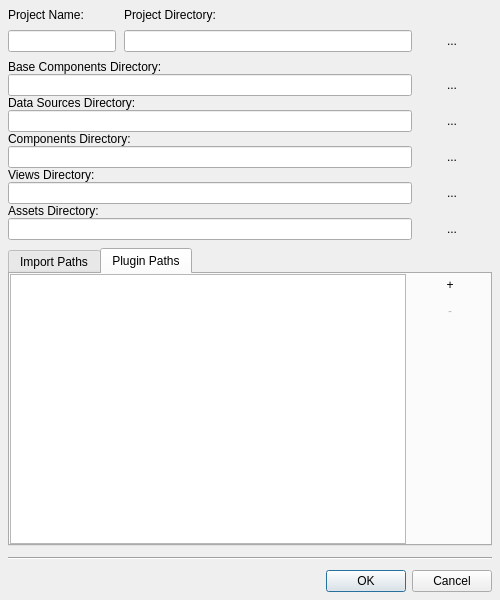
Before: the Qt Designer form ui/projectpropertiesdialog.ui in maxavadallat/maxdesigner, drawn with Qt 5.
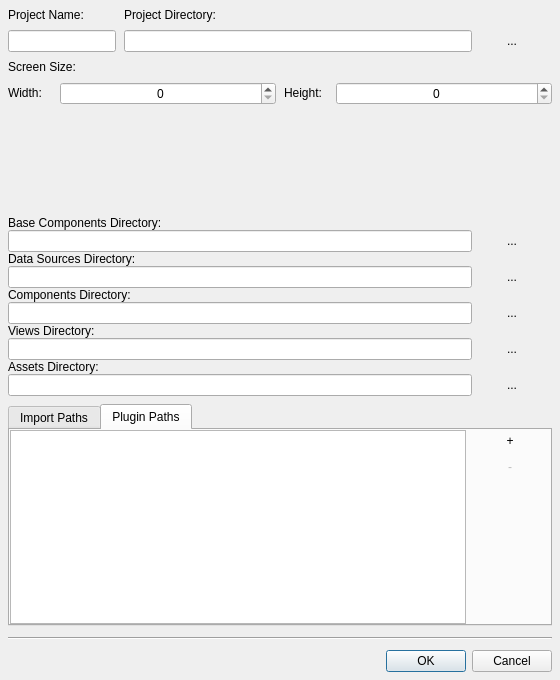
After: the same form once the commit is applied. The open tabs and pages were chosen to show the change.

Patch:
```diff
--- a/ui/projectpropertiesdialog.ui
+++ b/ui/projectpropertiesdialog.ui
@@ -6,8 +6,8 @@
    <rect>
     <x>0</x>
     <y>0</y>
-    <width>500</width>
-    <height>600</height>
+    <width>560</width>
+    <height>680</height>
    </rect>
   </property>
   <property name="sizePolicy">
@@ -18,8 +18,8 @@
   </property>
   <property name="minimumSize">
    <size>
-    <width>500</width>
-    <height>600</height>
+    <width>560</width>
+    <height>680</height>
    </size>
   </property>
   <property name="windowTitle">
@@ -41,7 +41,43 @@
    <property name="spacing">
     <number>8</number>
    </property>
-   <item row="1" column="1">
+   <item row="0" column="0">
+    <widget class="QLabel" name="projectNameLabel">
+     <property name="sizePolicy">
+      <sizepolicy hsizetype="Preferred" vsizetype="Fixed">
+       <horstretch>0</horstretch>
+       <verstretch>0</verstretch>
+      </sizepolicy>
+     </property>
+     <property name="text">
+      <string>Project Name:</string>
+     </property>
+    </widget>
+   </item>
+   <item row="0" column="1">
+    <widget class="QLabel" name="projectDirLabel">
+     <property name="sizePolicy">
+      <sizepolicy hsizetype="Preferred" vsizetype="Fixed">
+       <horstretch>0</horstretch>
+       <verstretch>0</verstretch>
+      </sizepolicy>
+     </property>
+     <property name="text">
+      <string>Project Directory:</string>
+     </property>
+    </widget>
+   </item>
+   <item row="1" column="0">
+    <widget class="QLineEdit" name="projectNameEdit">
+     <property name="sizePolicy">
+      <sizepolicy hsizetype="Fixed" vsizetype="Fixed">
+       <horstretch>0</horstretch>
+       <verstretch>0</verstretch>
+      </sizepolicy>
+     </property>
+    </widget>
+   </item>
+   <item row="1" column="1" colspan="2">
     <layout class="QHBoxLayout" name="projectDirLayout">
      <property name="spacing">
       <number>0</number>
@@ -68,212 +104,114 @@
      </item>
     </layout>
    </item>
-   <item row="3" column="0" colspan="2">
-    <widget class="QTabWidget" name="tabWidget">
-     <property name="sizePolicy">
-      <sizepolicy hsizetype="MinimumExpanding" vsizetype="MinimumExpanding">
-       <horstretch>0</horstretch>
-       <verstretch>0</verstretch>
-      </sizepolicy>
+   <item row="2" column="0">
+    <widget class="QLabel" name="screenSizeLabel">
+     <property name="text">
+      <string>Screen Size:</string>
      </property>
-     <property name="minimumSize">
+    </widget>
+   </item>
+   <item row="3" column="0" colspan="3">
+    <layout class="QHBoxLayout" name="screenSizeLayout">
+     <item>
+      <widget class="QLabel" name="screenWidthLable">
+       <property name="sizePolicy">
+        <sizepolicy hsizetype="Minimum" vsizetype="Fixed">
+         <horstretch>0</horstretch>
+         <verstretch>0</verstretch>
+        </sizepolicy>
+       </property>
+       <property name="minimumSize">
+        <size>
+         <width>44</width>
+         <height>0</height>
+        </size>
+       </property>
+       <property name="maximumSize">
+        <size>
+         <width>44</width>
+         <height>16777215</height>
+        </size>
+       </property>
+       <property name="text">
+        <string>Width:</string>
+       </property>
+       <property name="alignment">
+        <set>Qt::AlignLeading|Qt::AlignLeft|Qt::AlignVCenter</set>
+       </property>
+      </widget>
+     </item>
+     <item>
+      <widget class="QSpinBox" name="screenWidthSpinBox">
+       <property name="sizePolicy">
+        <sizepolicy hsizetype="MinimumExpanding" vsizetype="Fixed">
+         <horstretch>0</horstretch>
+         <verstretch>0</verstretch>
+        </sizepolicy>
+       </property>
+       <property name="alignment">
+        <set>Qt::AlignCenter</set>
+       </property>
+      </widget>
+     </item>
+     <item>
+      <widget class="QLabel" name="screenHeightLabel">
+       <property name="sizePolicy">
+        <sizepolicy hsizetype="Minimum" vsizetype="Fixed">
+         <horstretch>0</horstretch>
+         <verstretch>0</verstretch>
+        </sizepolicy>
+       </property>
+       <property name="minimumSize">
+        <size>
+         <width>44</width>
+         <height>0</height>
+        </size>
+       </property>
+       <property name="maximumSize">
+        <size>
+         <width>44</width>
+         <height>16777215</height>
+        </size>
+       </property>
+       <property name="text">
+        <string>Height:</string>
+       </property>
+       <property name="alignment">
+        <set>Qt::AlignLeading|Qt::AlignLeft|Qt::AlignVCenter</set>
+       </property>
+      </widget>
+     </item>
+     <item>
+      <widget class="QSpinBox" name="screenHeightSpinBox">
+       <property name="sizePolicy">
+        <sizepolicy hsizetype="MinimumExpanding" vsizetype="Fixed">
+         <horstretch>0</horstretch>
+         <verstretch>0</verstretch>
+        </sizepolicy>
+       </property>
+       <property name="alignment">
+        <set>Qt::AlignCenter</set>
+       </property>
+      </widget>
+     </item>
+    </layout>
+   </item>
+   <item row="4" column="1">
+    <spacer name="verticalSpacer_3">
+     <property name="orientation">
+      <enum>Qt::Vertical</enum>
+     </property>
+     <property name="sizeHint" stdset="0">
       <size>
-       <width>0</width>
-       <height>100</height>
+       <width>20</width>
+       <height>8</height>
       </size>
      </property>
-     <property name="currentIndex">
-      <number>0</number>
-     </property>
-     <widget class="QWidget" name="importPathsTab">
-      <attribute name="title">
-       <string>Import Paths</string>
-      </attribute>
-      <layout class="QGridLayout" name="importPathsLayout">
-       <property name="leftMargin">
-        <number>0</number>
-       </property>
-       <property name="topMargin">
-        <number>0</number>
-       </property>
-       <property name="rightMargin">
-        <number>0</number>
-       </property>
-       <property name="bottomMargin">
-        <number>0</number>
-       </property>
-       <property name="spacing">
-        <number>0</number>
-       </property>
-       <item row="0" column="0">
-        <layout class="QHBoxLayout" name="horizontalLayout">
-         <property name="spacing">
-          <number>4</number>
-         </property>
-         <item>
-          <widget class="QListView" name="importPathsList">
-           <property name="sizePolicy">
-            <sizepolicy hsizetype="Expanding" vsizetype="MinimumExpanding">
-             <horstretch>0</horstretch>
-             <verstretch>0</verstretch>
-            </sizepolicy>
-           </property>
-           <property name="minimumSize">
-            <size>
-             <width>0</width>
-             <height>100</height>
-            </size>
-           </property>
-           <property name="alternatingRowColors">
-            <bool>true</bool>
-           </property>
-           <property name="selectionBehavior">
-            <enum>QAbstractItemView::SelectRows</enum>
-           </property>
-           <property name="textElideMode">
-            <enum>Qt::ElideMiddle</enum>
-           </property>
-          </widget>
-         </item>
-         <item>
-          <layout class="QVBoxLayout" name="verticalLayout">
-           <item>
-            <widget class="QPushButton" name="addImportDirButton">
-             <property name="text">
-              <string>+</string>
-             </property>
-             <property name="flat">
-              <bool>true</bool>
-             </property>
-            </widget>
-           </item>
-           <item>
-            <widget class="QPushButton" name="removeImportDirButton">
-             <property name="enabled">
-              <bool>false</bool>
-             </property>
-             <property name="text">
-              <string>-</string>
-             </property>
-             <property name="flat">
-              <bool>true</bool>
-             </property>
-            </widget>
-           </item>
-           <item>
-            <spacer name="verticalSpacer">
-             <property name="orientation">
-              <enum>Qt::Vertical</enum>
-             </property>
-             <property name="sizeHint" stdset="0">
-              <size>
-               <width>20</width>
-               <height>22</height>
-              </size>
-             </property>
-            </spacer>
-           </item>
-          </layout>
-         </item>
-        </layout>
-       </item>
-      </layout>
-     </widget>
-     <widget class="QWidget" name="pluginPathsTab">
-      <attribute name="title">
-       <string>Plugin Paths</string>
-      </attribute>
-      <layout class="QGridLayout" name="pluginPathsLayout">
-       <property name="leftMargin">
-        <number>0</number>
-       </property>
-       <property name="topMargin">
-        <number>0</number>
-       </property>
-       <property name="rightMargin">
-        <number>0</number>
-       </property>
-       <property name="bottomMargin">
-        <number>0</number>
-       </property>
-       <property name="spacing">
-        <number>0</number>
-       </property>
-       <item row="0" column="0">
-        <layout class="QHBoxLayout" name="horizontalLayout_2">
-         <property name="spacing">
-          <number>4</number>
-         </property>
-         <item>
-          <widget class="QListView" name="pluginPathsList">
-           <property name="sizePolicy">
-            <sizepolicy hsizetype="Expanding" vsizetype="MinimumExpanding">
-             <horstretch>0</horstretch>
-             <verstretch>0</verstretch>
-            </sizepolicy>
-           </property>
-           <property name="minimumSize">
-            <size>
-             <width>0</width>
-             <height>100</height>
-            </size>
-           </property>
-           <property name="selectionBehavior">
-            <enum>QAbstractItemView::SelectRows</enum>
-           </property>
-           <property name="textElideMode">
-            <enum>Qt::ElideMiddle</enum>
-           </property>
-          </widget>
-         </item>
-         <item>
-          <layout class="QVBoxLayout" name="verticalLayout_2">
-           <item>
-            <widget class="QPushButton" name="addPluginDirButton">
-             <property name="text">
-              <string>+</string>
-             </property>
-             <property name="flat">
-              <bool>true</bool>
-             </property>
-            </widget>
-           </item>
-           <item>
-            <widget class="QPushButton" name="removePluginDirButton">
-             <property name="enabled">
-              <bool>false</bool>
-             </property>
-             <property name="text">
-              <string>-</string>
-             </property>
-             <property name="flat">
-              <bool>true</bool>
-             </property>
-            </widget>
-           </item>
-           <item>
-            <spacer name="verticalSpacer_2">
-             <property name="orientation">
-              <enum>Qt::Vertical</enum>
-             </property>
-             <property name="sizeHint" stdset="0">
-              <size>
-               <width>20</width>
-               <height>22</height>
-              </size>
-             </property>
-            </spacer>
-           </item>
-          </layout>
-         </item>
-        </layout>
-       </item>
-      </layout>
-     </widget>
-    </widget>
+    </spacer>
    </item>
-   <item row="2" column="0" colspan="2">
-    <layout class="QVBoxLayout" name="verticalLayout_3">
+   <item row="5" column="0" colspan="3">
+    <layout class="QVBoxLayout" name="projectDirsLayout">
      <property name="spacing">
       <number>0</number>
      </property>
@@ -466,7 +404,224 @@
      </item>
     </layout>
    </item>
-   <item row="5" column="0" colspan="2">
+   <item row="6" column="0" colspan="3">
+    <widget class="QTabWidget" name="tabWidget">
+     <property name="sizePolicy">
+      <sizepolicy hsizetype="MinimumExpanding" vsizetype="MinimumExpanding">
+       <horstretch>0</horstretch>
+       <verstretch>0</verstretch>
+      </sizepolicy>
+     </property>
+     <property name="minimumSize">
+      <size>
+       <width>0</width>
+       <height>100</height>
+      </size>
+     </property>
+     <property name="currentIndex">
+      <number>1</number>
+     </property>
+     <widget class="QWidget" name="importPathsTab">
+      <attribute name="title">
+       <string>Import Paths</string>
+      </attribute>
+      <layout class="QGridLayout" name="importPathsLayout">
+       <property name="leftMargin">
+        <number>0</number>
+       </property>
+       <property name="topMargin">
+        <number>0</number>
+       </property>
+       <property name="rightMargin">
+        <number>0</number>
+       </property>
+       <property name="bottomMargin">
+        <number>0</number>
+       </property>
+       <property name="spacing">
+        <number>0</number>
+       </property>
+       <item row="0" column="0">
+        <layout class="QHBoxLayout" name="horizontalLayout">
+         <property name="spacing">
+          <number>4</number>
+         </property>
+         <item>
+          <widget class="QListView" name="importPathsList">
+           <property name="sizePolicy">
+            <sizepolicy hsizetype="Expanding" vsizetype="MinimumExpanding">
+             <horstretch>0</horstretch>
+             <verstretch>0</verstretch>
+            </sizepolicy>
+           </property>
+           <property name="minimumSize">
+            <size>
+             <width>0</width>
+             <height>100</height>
+            </size>
+           </property>
+           <property name="alternatingRowColors">
+            <bool>true</bool>
+           </property>
+           <property name="selectionBehavior">
+            <enum>QAbstractItemView::SelectRows</enum>
+           </property>
+           <property name="textElideMode">
+            <enum>Qt::ElideMiddle</enum>
+           </property>
+          </widget>
+         </item>
+         <item>
+          <layout class="QVBoxLayout" name="verticalLayout">
+           <item>
+            <widget class="QPushButton" name="addImportDirButton">
+             <property name="text">
+              <string>+</string>
+             </property>
+             <property name="flat">
+              <bool>true</bool>
+             </property>
+            </widget>
+           </item>
+           <item>
+            <widget class="QPushButton" name="removeImportDirButton">
+             <property name="enabled">
+              <bool>false</bool>
+             </property>
+             <property name="text">
+              <string>-</string>
+             </property>
+             <property name="flat">
+              <bool>true</bool>
+             </property>
+            </widget>
+           </item>
+           <item>
+            <spacer name="verticalSpacer">
+             <property name="orientation">
+              <enum>Qt::Vertical</enum>
+             </property>
+             <property name="sizeHint" stdset="0">
+              <size>
+               <width>20</width>
+               <height>22</height>
+              </size>
+             </property>
+            </spacer>
+           </item>
+          </layout>
+         </item>
+        </layout>
+       </item>
+      </layout>
+     </widget>
+     <widget class="QWidget" name="pluginPathsTab">
+      <attribute name="title">
+       <string>Plugin Paths</string>
+      </attribute>
+      <layout class="QGridLayout" name="pluginPathsLayout">
+       <property name="leftMargin">
+        <number>0</number>
+       </property>
+       <property name="topMargin">
+        <number>0</number>
+       </property>
+       <property name="rightMargin">
+        <number>0</number>
+       </property>
+       <property name="bottomMargin">
+        <number>0</number>
+       </property>
+       <property name="spacing">
+        <number>0</number>
+       </property>
+       <item row="0" column="0">
+        <layout class="QHBoxLayout" name="horizontalLayout_2">
+         <property name="spacing">
+          <number>4</number>
+         </property>
+         <item>
+          <widget class="QListView" name="pluginPathsList">
+           <property name="sizePolicy">
+            <sizepolicy hsizetype="Expanding" vsizetype="MinimumExpanding">
+             <horstretch>0</horstretch>
+             <verstretch>0</verstretch>
+            </sizepolicy>
+           </property>
+           <property name="minimumSize">
+            <size>
+             <width>0</width>
+             <height>100</height>
+            </size>
+           </property>
+           <property name="selectionBehavior">
+            <enum>QAbstractItemView::SelectRows</enum>
+           </property>
+           <property name="textElideMode">
+            <enum>Qt::ElideMiddle</enum>
+           </property>
+          </widget>
+         </item>
+         <item>
+          <layout class="QVBoxLayout" name="verticalLayout_2">
+           <item>
+            <widget class="QPushButton" name="addPluginDirButton">
+             <property name="text">
+              <string>+</string>
+             </property>
+             <property name="flat">
+              <bool>true</bool>
+             </property>
+            </widget>
+           </item>
+           <item>
+            <widget class="QPushButton" name="removePluginDirButton">
+             <property name="enabled">
+              <bool>false</bool>
+             </property>
+             <property name="text">
+              <string>-</string>
+             </property>
+             <property name="flat">
+              <bool>true</bool>
+             </property>
+            </widget>
+           </item>
+           <item>
+            <spacer name="verticalSpacer_2">
+             <property name="orientation">
+              <enum>Qt::Vertical</enum>
+             </property>
+             <property name="sizeHint" stdset="0">
+              <size>
+               <width>20</width>
+               <height>22</height>
+              </size>
+             </property>
+            </spacer>
+           </item>
+          </layout>
+         </item>
+        </layout>
+       </item>
+      </layout>
+     </widget>
+    </widget>
+   </item>
+   <item row="7" column="0" colspan="3">
+    <widget class="Line" name="line">
+     <property name="minimumSize">
+      <size>
+       <width>0</width>
+       <height>8</height>
+      </size>
+     </property>
+     <property name="orientation">
+      <enum>Qt::Horizontal</enum>
+     </property>
+    </widget>
+   </item>
+   <item row="8" column="2">
     <widget class="QDialogButtonBox" name="buttonBox">
      <property name="orientation">
       <enum>Qt::Horizontal</enum>
@@ -476,55 +631,6 @@
      </property>
     </widget>
    </item>
-   <item row="0" column="1">
-    <widget class="QLabel" name="projectDirLabel">
-     <property name="sizePolicy">
-      <sizepolicy hsizetype="Preferred" vsizetype="Fixed">
-       <horstretch>0</horstretch>
-       <verstretch>0</verstretch>
-      </sizepolicy>
-     </property>
-     <property name="text">
-      <string>Project Directory:</string>
-     </property>
-    </widget>
-   </item>
-   <item row="4" column="0" colspan="2">
-    <widget class="Line" name="line">
-     <property name="minimumSize">
-      <size>
-       <width>0</width>
-       <height>8</height>
-      </size>
-     </property>
-     <property name="orientation">
-      <enum>Qt::Horizontal</enum>
-     </property>
-    </widget>
-   </item>
-   <item row="1" column="0">
-    <widget class="QLineEdit" name="projectNameEdit">
-     <property name="sizePolicy">
-      <sizepolicy hsizetype="Fixed" vsizetype="Fixed">
-       <horstretch>0</horstretch>
-       <verstretch>0</verstretch>
-      </sizepolicy>
-     </property>
-    </widget>
-   </item>
-   <item row="0" column="0">
-    <widget class="QLabel" name="projectNameLabel">
-     <property name="sizePolicy">
-      <sizepolicy hsizetype="Preferred" vsizetype="Fixed">
-       <horstretch>0</horstretch>
-       <verstretch>0</verstretch>
-      </sizepolicy>
-     </property>
-     <property name="text">
-      <string>Project Name:</string>
-     </property>
-    </widget>
-   </item>
   </layout>
  </widget>
  <tabstops>
```
